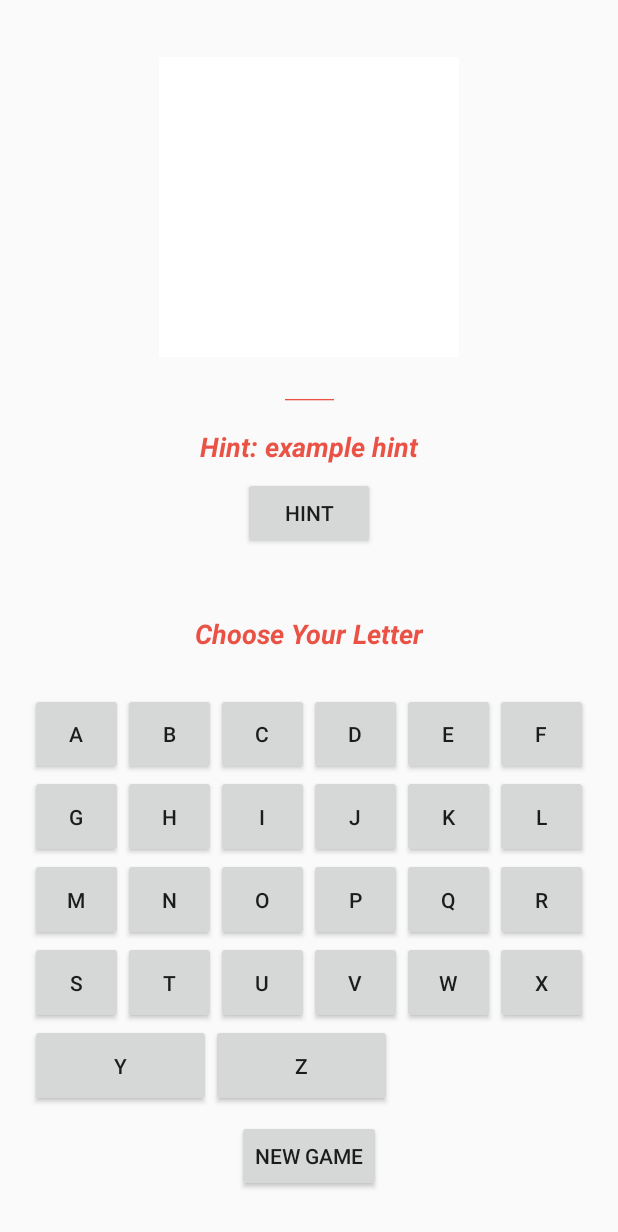
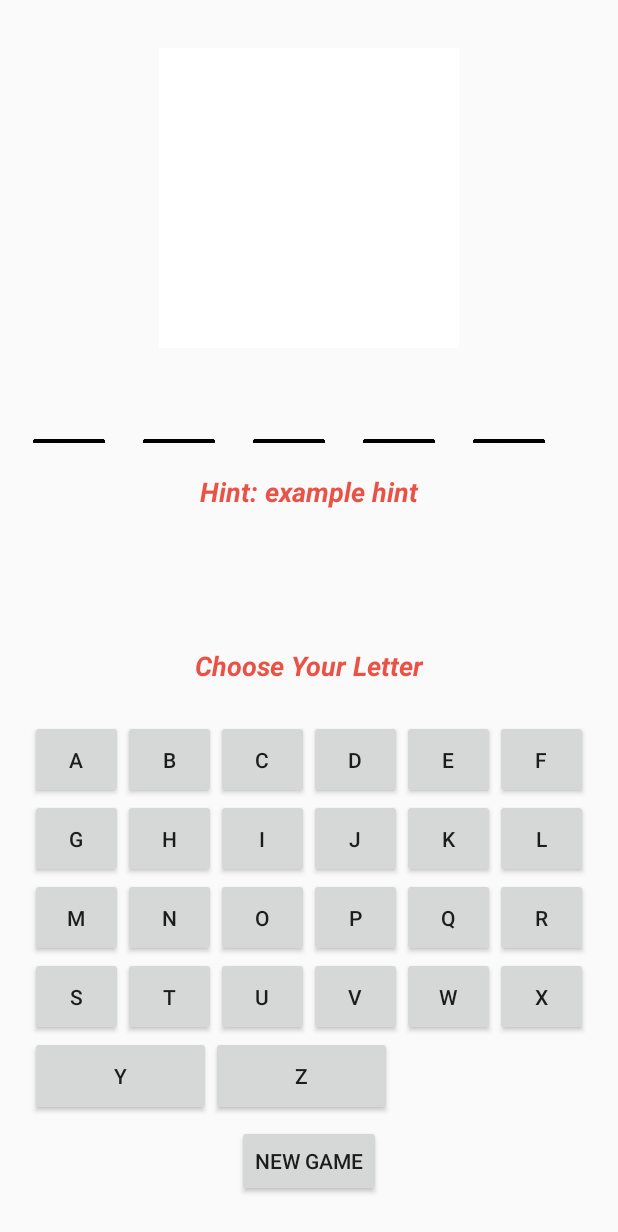
Before and after one commit to ToErUs/ChunhaoBi_YadiHe_Hangman, an Android app built with Jetpack Compose: the MainActivity screen opened directly, with no data from a screen before it, on a phone screen of 412 x 824 dp. Shown: the top 1232 px of the screen. Run offline under Robolectric (Android 15) with nearby library versions, the light colour scheme and no system bars.

Commit message:
word display method modified

```diff
--- a/app/src/main/java/com/example/newapp/MainActivity.kt
+++ b/app/src/main/java/com/example/newapp/MainActivity.kt
@@ -15,6 +15,11 @@ import android.widget.TextView
 import android.widget.Toast
 import androidx.activity.ComponentActivity
 import android.content.Context
+import android.graphics.Bitmap
+import android.graphics.drawable.BitmapDrawable
+import android.view.Gravity
+import android.widget.LinearLayout
+import androidx.core.graphics.drawable.toBitmap
 import androidx.fragment.app.DialogFragment
 
 import androidx.lifecycle.ViewModelProvider
@@ -177,7 +182,7 @@ class MainActivity : ComponentActivity() {
         }
 
         else{
-            word.setText(String(displayWord))
+            setGuessedWord(String(displayWord))
             if(!displayWord.contains(' ')){
                 //win game
 
@@ -201,6 +206,32 @@ class MainActivity : ComponentActivity() {
     private fun setGuessedWord(_word:String){
         //_word should be a combination of spaces and guessed letters, eg. "  AM l "
         word.setText(_word)
+        val linearLayout = findViewById<LinearLayout>(R.id.wordBox)
+        val margin=10
+        linearLayout.removeAllViews();
+        for (char in _word) {
+            val textView = TextView(this)
+            textView.setText(char.toString())
+            textView.width = 90
+            textView.height = 90
+            //textView.setBackgroundColor(Color.GRAY)
+            textView.gravity = Gravity.CENTER
+            val drawable = resources.getDrawable(R.drawable.underline, null) // Replace `your_image` with the name of your image file
+            val bitmapDrawable = BitmapDrawable(resources, drawable.toBitmap(90, 90, Bitmap.Config.ARGB_8888))
+            textView.background = bitmapDrawable
+
+            // Set padding to ensure the text is centered both horizontally and vertically
+            val padding = 10 // Adjust padding as needed
+            textView.setPadding(padding, padding, padding, padding)
+            val layoutParams = LinearLayout.LayoutParams(
+                LinearLayout.LayoutParams.WRAP_CONTENT,
+                LinearLayout.LayoutParams.WRAP_CONTENT
+            )
+            layoutParams.setMargins(margin, margin, margin, margin)
+            textView.layoutParams = layoutParams
+
+            linearLayout.addView(textView)
+        }
     }
     private fun enableAllButtons(){
         letterButtons.forEach { button ->
--- /dev/null
+++ b/app/src/main/java/com/example/newapp/WordPuzzle.kt
@@ -0,0 +1,5 @@
+package com.example.newapp
+
+import androidx.annotation.StringRes
+
+data class WordPuzzle (@StringRes val textResId: Int,@StringRes val hintResId: Int)
--- a/app/src/main/res/layout-land/layout.xml
+++ b/app/src/main/res/layout-land/layout.xml
@@ -24,13 +24,21 @@
 
         <TextView
             android:id="@+id/word"
-            android:layout_width="300dp"
-            android:layout_height="60dp"
+            android:layout_width="wrap_content"
+            android:layout_height="wrap_content"
             android:gravity="center"
             android:text="word"
             android:textColor="#EA5246"
             android:textStyle="bold|italic"
-            android:textSize="18sp" />
+            android:textSize="1sp"
+            android:visibility="invisible"/>
+        <LinearLayout
+            android:id="@+id/wordBox"
+            android:layout_width="wrap_content"
+            android:layout_height="wrap_content"
+            android:orientation="horizontal"
+            android:gravity="center"
+            />
 
         <TextView
             android:id="@+id/hintMsg"
@@ -48,7 +56,7 @@
             android:layout_width="wrap_content"
             android:layout_height="wrap_content"
             android:text="Hint"
-            android:visibility="invisible"/>
+            />
     </LinearLayout>
 
 <LinearLayout
--- a/app/src/main/res/layout/layout.xml
+++ b/app/src/main/res/layout/layout.xml
@@ -27,13 +27,21 @@
 
         <TextView
             android:id="@+id/word"
-            android:layout_width="300dp"
-            android:layout_height="40dp"
+            android:layout_width="wrap_content"
+            android:layout_height="wrap_content"
             android:gravity="center"
             android:text="word"
             android:textColor="#EA5246"
-            android:textSize="18sp"
-            android:textStyle="bold|italic" />
+            android:textSize="1sp"
+            android:textStyle="bold|italic"
+            android:visibility="invisible"/>
+        <LinearLayout
+            android:id="@+id/wordBox"
+            android:layout_width="wrap_content"
+            android:layout_height="wrap_content"
+            android:orientation="horizontal"
+            android:gravity="center"
+            />
 
         <TextView
             android:id="@+id/hintMsg"
@@ -50,7 +58,8 @@
             android:gravity="center"
             android:layout_width="wrap_content"
             android:layout_height="wrap_content"
-            android:text="Hint" />
+            android:text="Hint"
+            android:visibility="invisible"/>
     </LinearLayout>
 
 
```
Also changed, not shown: app/src/main/res/drawable/underline.png (added).
